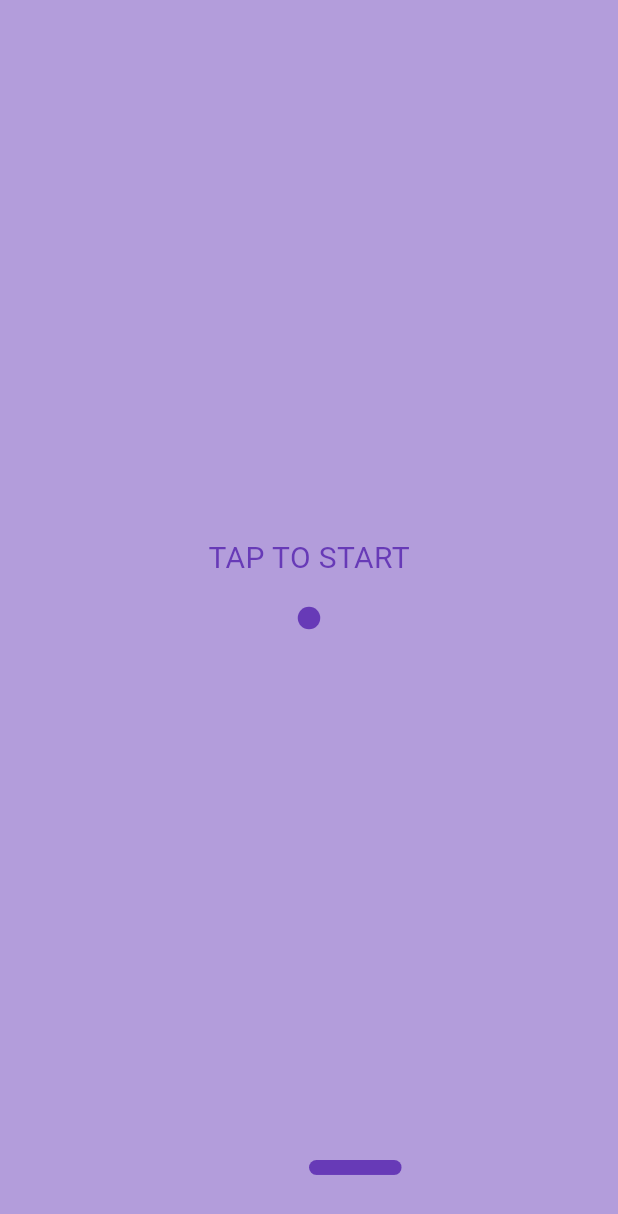
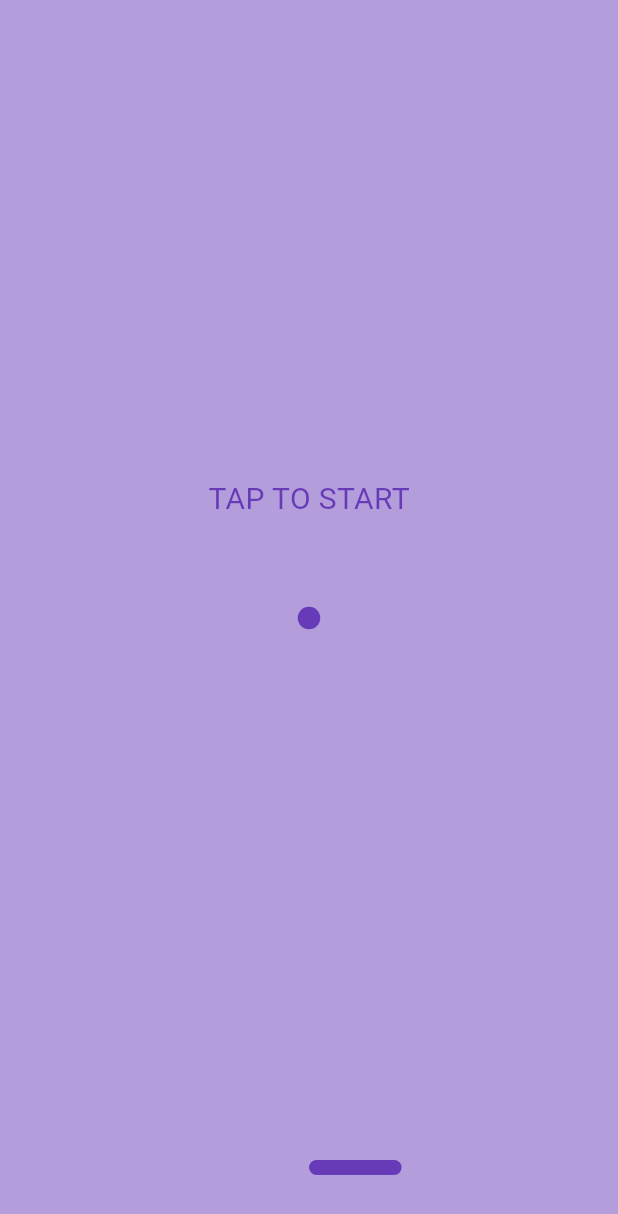
Before and after one commit to Pradeep1234566/Flutter_Game_developmet, a Flutter app: the screen it shows after launch, on a phone screen of 412 x 824 dp. Shown: the top 1214 px of the screen. Run offline on Flutter 3.47's test engine with Material 3 defaults, Android fonts, the phone set to English and light mode, and no system bars.

```diff
--- a/brick_game/lib/pages/Home_page.dart
+++ b/brick_game/lib/pages/Home_page.dart
@@ -3,6 +3,7 @@ import 'package:brick_game/pages/ball_page.dart';
 import 'package:brick_game/pages/cover_page.dart';
 import 'package:brick_game/pages/player_page.dart';
 import 'package:flutter/material.dart';
+
 class HomePage extends StatefulWidget {
   const HomePage({super.key});
 
@@ -24,7 +25,7 @@ class _HomePageState extends State<HomePage> {
   double playerWidth = 0.3;
   double playerX = 0;
 
-  final double movementSensitivity = 0.04;
+  final double movementSensitivity = 0.02;
 
   void startGame() {
     setState(() {
@@ -78,7 +79,7 @@ class _HomePageState extends State<HomePage> {
 
   @override
   Widget build(BuildContext context) {
-    return RawKeyboardListener(
+    return KeyboardListener(
       focusNode: FocusNode(),
       autofocus: true,
       child: GestureDetector(
--- a/brick_game/lib/pages/cover_page.dart
+++ b/brick_game/lib/pages/cover_page.dart
@@ -10,7 +10,7 @@ class CoverPage extends StatelessWidget {
     return isGameStarted
         ? Container()
         : Container(
-            alignment: Alignment(0, -0.1),
+            alignment: Alignment(0, -0.2),
             child: Text(
               'TAP TO START',
               style: TextStyle(
```
